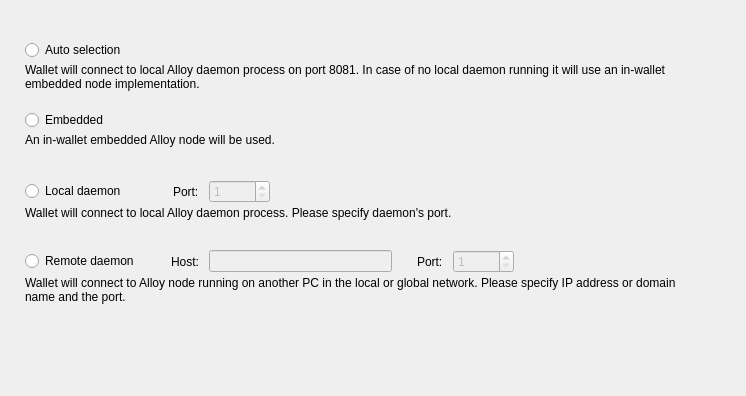
First picture: the form in src/Gui/Options/ConnectionOptionsFrame.ui, repository alloyproject/alloy-gui, before the edit.
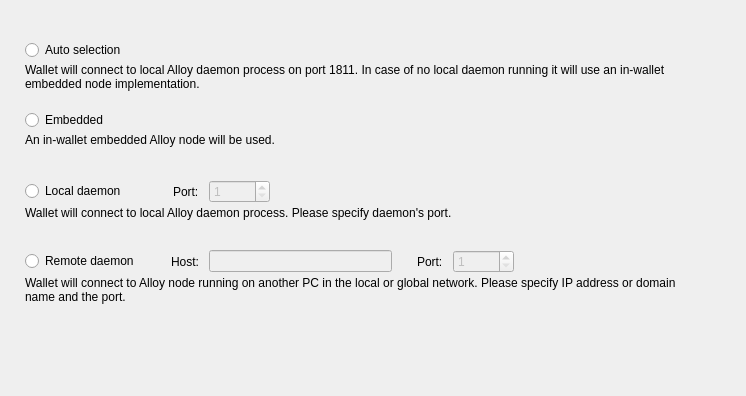
Second picture: the form after the edit. Custom widgets are drawn as their Qt base class.

```diff
--- a/src/Gui/Options/ConnectionOptionsFrame.ui
+++ b/src/Gui/Options/ConnectionOptionsFrame.ui
@@ -81,7 +81,7 @@
       <item alignment="Qt::AlignTop">
        <widget class="WalletGui::WalletSmallGrayTextLabel" name="m_autoHelperLabel">
         <property name="text">
-         <string>Wallet will connect to local Alloy daemon process on port 8081. In case of no local daemon running it will use an in-wallet embedded node implementation.</string>
+         <string>Wallet will connect to local Alloy daemon process on port 1811. In case of no local daemon running it will use an in-wallet embedded node implementation.</string>
         </property>
         <property name="alignment">
          <set>Qt::AlignLeading|Qt::AlignLeft|Qt::AlignTop</set>
```
